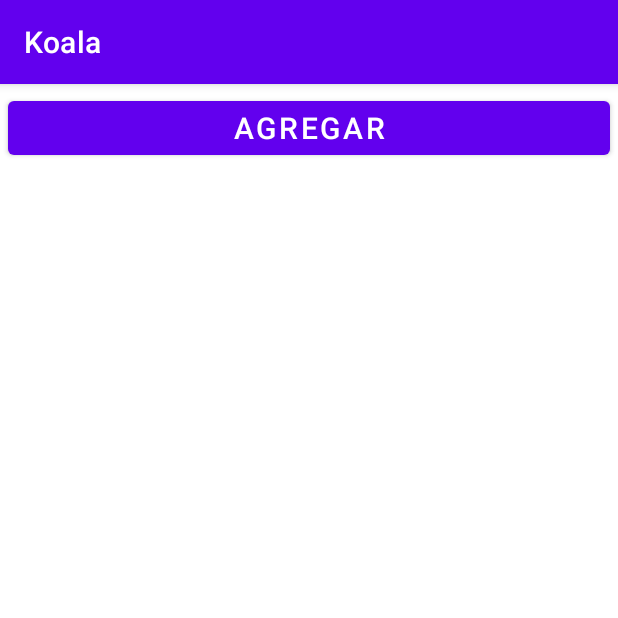
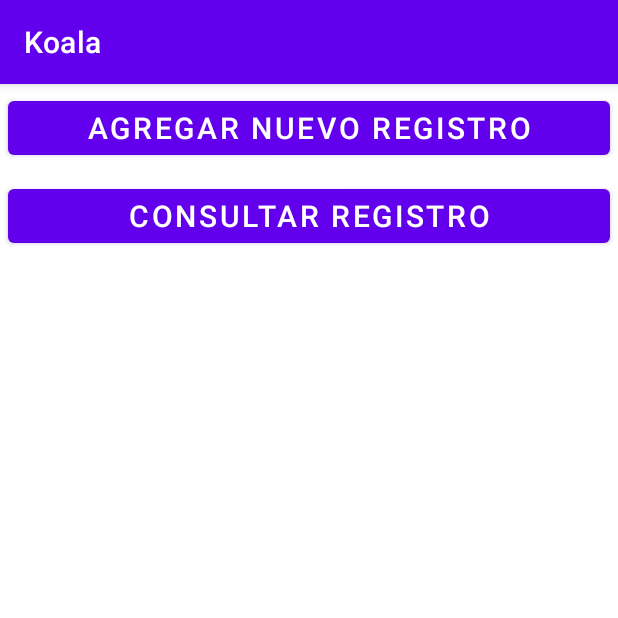
Before and after one commit to CstroDiego/Koala, an Android app: the screen it shows after launch (MainActivity), on a phone screen of 412 x 824 dp, the top half of it. Run offline under Robolectric (Android 15) with nearby library versions, the phone set to English and light mode, and no system bars.

Commit message:
Metodo de listar

```diff
--- a/app/src/main/AndroidManifest.xml
+++ b/app/src/main/AndroidManifest.xml
@@ -20,7 +20,7 @@
                     android:value="" />
         </activity>
         <activity
-                android:name=".UsuarioListarActivity"
+                android:name=".UsuarioListActivity"
                 android:exported="false">
             <meta-data
                     android:name="android.app.lib_name"
--- a/app/src/main/java/mx/itson/koala/MainActivity.kt
+++ b/app/src/main/java/mx/itson/koala/MainActivity.kt
@@ -6,19 +6,29 @@ import android.view.View
 import androidx.appcompat.app.AppCompatActivity
 
 
-class MainActivity : AppCompatActivity() {
+class MainActivity : AppCompatActivity(), View.OnClickListener {
     override fun onCreate(savedInstanceState: Bundle?) {
         super.onCreate(savedInstanceState)
         setContentView(R.layout.activity_main)
-    }
-    //agregar a pedro hernandez
 
+        val btnAgregar = findViewById<View>(R.id.btnAgregar)
+        btnAgregar.setOnClickListener(this)
 
-
-    fun agregar(view: View) {
-        val intent = Intent(this, UsuarioFormActivity::class.java)
-        startActivity(intent)
+        val btnListar = findViewById<View>(R.id.btnListar)
+        btnListar.setOnClickListener(this)
     }
 
+    override fun onClick(v: View?) {
+        when (v?.id) {
+            R.id.btnAgregar -> {
+                val intent = Intent(this, UsuarioFormActivity::class.java)
+                startActivity(intent)
+            }
 
+            R.id.btnListar -> {
+                val intent = Intent(this, UsuarioListActivity::class.java)
+                startActivity(intent)
+            }
+        }
+    }
 }
--- a/app/src/main/java/mx/itson/koala/UsuarioListarActivity.kt
+++ b/app/src/main/java/mx/itson/koala/UsuarioListActivity.kt
@@ -3,9 +3,9 @@ package mx.itson.koala
 import androidx.appcompat.app.AppCompatActivity
 import android.os.Bundle
 
-class UsuarioListarActivity : AppCompatActivity() {
+class UsuarioListActivity : AppCompatActivity() {
     override fun onCreate(savedInstanceState: Bundle?) {
         super.onCreate(savedInstanceState)
-        setContentView(R.layout.activity_usuario_listar)
+        setContentView(R.layout.activity_usuario_list)
     }
 }
--- a/app/src/main/res/layout/activity_main.xml
+++ b/app/src/main/res/layout/activity_main.xml
@@ -4,6 +4,7 @@
         xmlns:tools="http://schemas.android.com/tools"
         android:layout_width="match_parent"
         android:layout_height="match_parent"
+        android:orientation="vertical"
         tools:context=".MainActivity">
     <LinearLayout
             android:layout_width="match_parent"
@@ -12,8 +13,7 @@
                 android:id="@+id/btnAgregar"
                 android:layout_width="0dp"
                 android:layout_height="wrap_content"
-                android:text="Agregar"
-                android:onClick="agregar"
+                android:text="@string/texto_agregar_registro"
                 android:layout_margin="5dp"
                 android:layout_marginTop="20dp"
                 android:layout_weight="1"
@@ -27,8 +27,7 @@
                 android:id="@+id/btnListar"
                 android:layout_width="0dp"
                 android:layout_height="wrap_content"
-                android:text="Listar"
-                android:onClick="listar"
+                android:text="@string/texto_consultar_registro"
                 android:layout_margin="5dp"
                 android:layout_marginTop="20dp"
                 android:layout_weight="1"
--- a/app/src/main/res/values/strings.xml
+++ b/app/src/main/res/values/strings.xml
@@ -1,3 +1,5 @@
 <resources>
     <string name="app_name">Koala</string>
+    <string name="texto_agregar_registro">Agregar nuevo registro</string>
+    <string name="texto_consultar_registro">Consultar registro</string>
 </resources>
```
Also changed, not shown: app/src/main/java/mx/itson/koala/adapters/UsuarioAdapter.kt (added, +33 -0 lines), app/src/main/res/layout/activity_usuario_list.xml (renamed from app/src/main/res/layout/activity_row_table.xml, +10 -4 lines), app/src/main/res/layout/activity_usuario_listar.xml (deleted, +0 -8 lines), app/src/main/res/layout/item_usuario.xml (added, +23 -0 lines).
